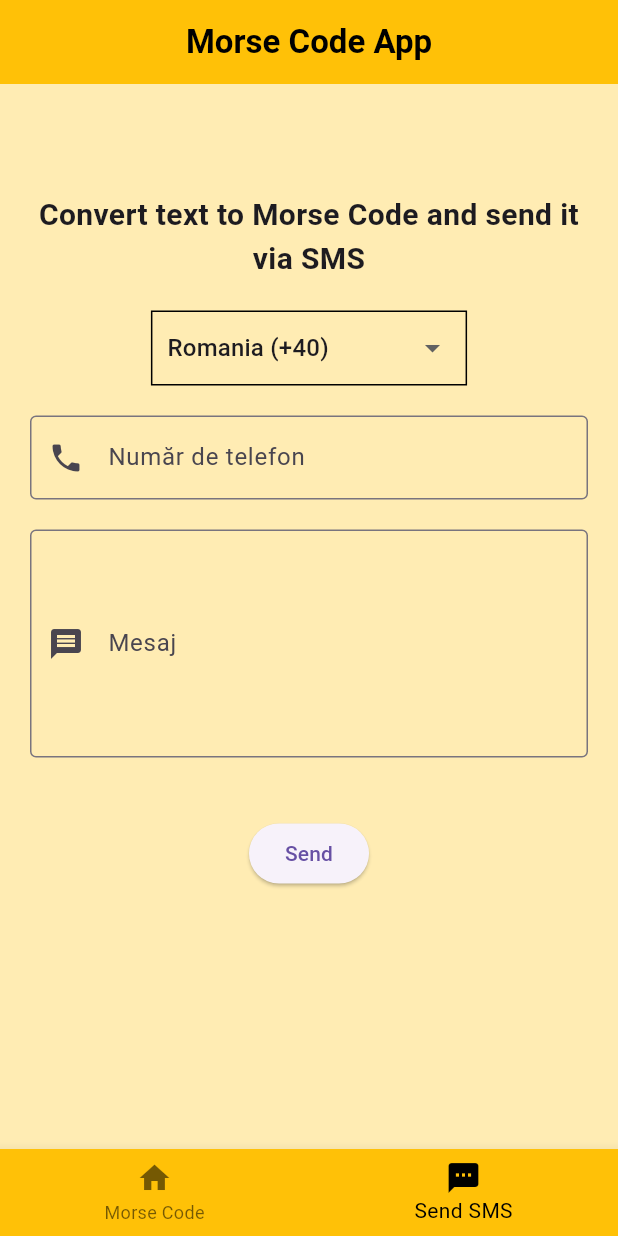
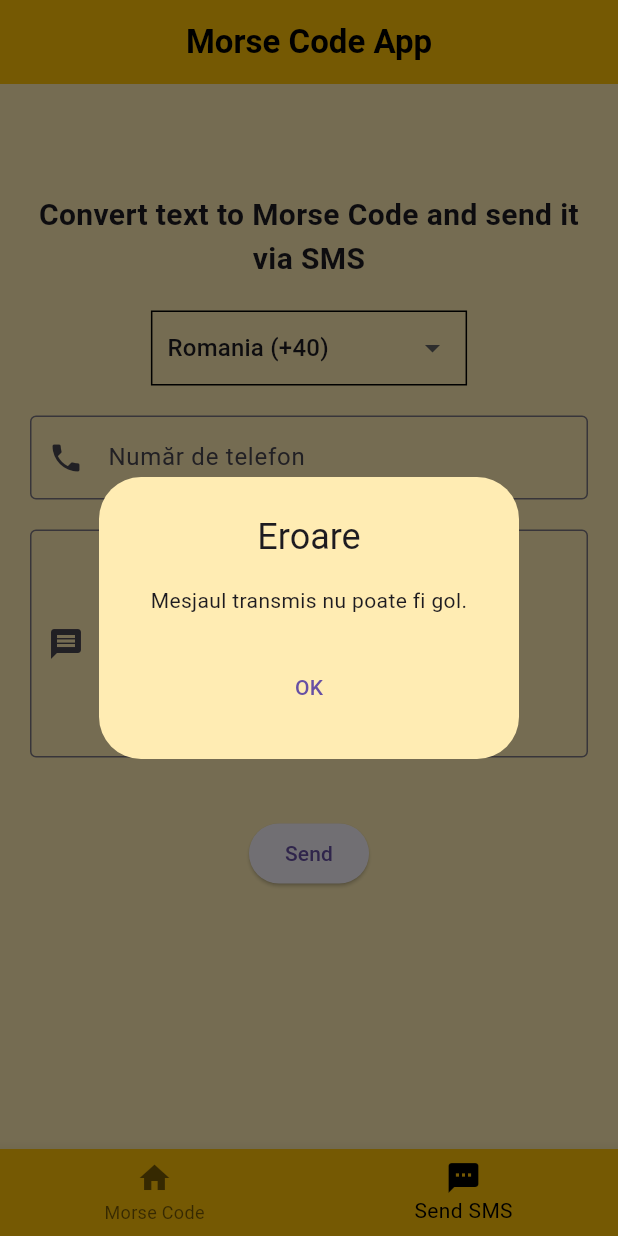
Before and after one commit to HardChallenge/MorseCode, a Flutter app: the screen it shows after launch, item 2 of the bottom bar chosen, after a tap on "Send", on a phone screen of 412 x 824 dp. Run offline on Flutter 3.47's test engine with Material 3 defaults, Android fonts, the light colour scheme and no system bars; our stand-ins replace permission_handler; missing offline and left inert: flutter_sms, flutter_sms_inbox, torch_light.

Commit message:
Added validation for SendSMS

```diff
--- a/lib/app.dart
+++ b/lib/app.dart
@@ -1,5 +1,5 @@
 import 'package:flutter/material.dart';
-import 'package:morse_code_project/navigation.dart';
+import 'package:morse_code_project/components/navigation.dart';
 import 'package:morse_code_project/pages/morse_code.dart';
 import 'package:morse_code_project/pages/send_sms.dart';
 
--- a/lib/pages/morse_code.dart
+++ b/lib/pages/morse_code.dart
@@ -80,11 +80,11 @@ class MorseCodeState extends State<MorseCode> with SingleTickerProviderStateMixi
           }
           // Așteaptă durata curentă înainte de a trece la următoarea literă
           await Future.delayed(currentDuration);
+          // Așteaptă un scurt timp între luminare și stingere
           setState(() {
             // Resetarea culorii la negru după expirarea duratei
             _circleColor = _offColor;
           });
-          // Așteaptă un scurt timp între luminare și stingere
           await Future.delayed(currentDuration);
           if (_useTorch) {
             await turnOffTorch();
--- a/lib/pages/send_sms.dart
+++ b/lib/pages/send_sms.dart
@@ -12,7 +12,7 @@ class SendSMS extends StatefulWidget {
 
 class _SendSMSState extends State<SendSMS> {
   String _prefix = "Romania (+40)",
-      _phoneNumber = "723 523 103",
+      _phoneNumber = '',
       _message = '';
 
   @override
@@ -75,6 +75,14 @@ class _SendSMSState extends State<SendSMS> {
               const SizedBox(height: 40),
               ElevatedButton(
                   onPressed: () {
+                    if (_message.isEmpty) {
+                      buildErrorDialog(context, "Eroare", "Mesjaul transmis nu poate fi gol.");
+                      return;
+                    }
+                    if (_phoneNumber.isEmpty) {
+                      buildErrorDialog(context, "Eroare", "Numărul de telefon nu poate fi gol.");
+                      return;
+                    }
                     String recipient = _prefix.substring(_prefix.indexOf("(") + 1, _prefix.indexOf(")")) + _phoneNumber.trim().replaceAll(" ", "");
                     sendMorseCode(_message, recipient);
                   },
--- a/pubspec.yaml
+++ b/pubspec.yaml
@@ -56,8 +56,6 @@ dev_dependencies:
 
 # The following section is specific to Flutter packages.
 flutter:
-  assets:
-    - lib/assets/images/
 
   # The following line ensures that the Material Icons font is
   # included with your application, so that you can use the icons in
```
Also changed, not shown: lib/assets/images/sea.jpeg (deleted), lib/components/navigation.dart (renamed from lib/navigation.dart).
